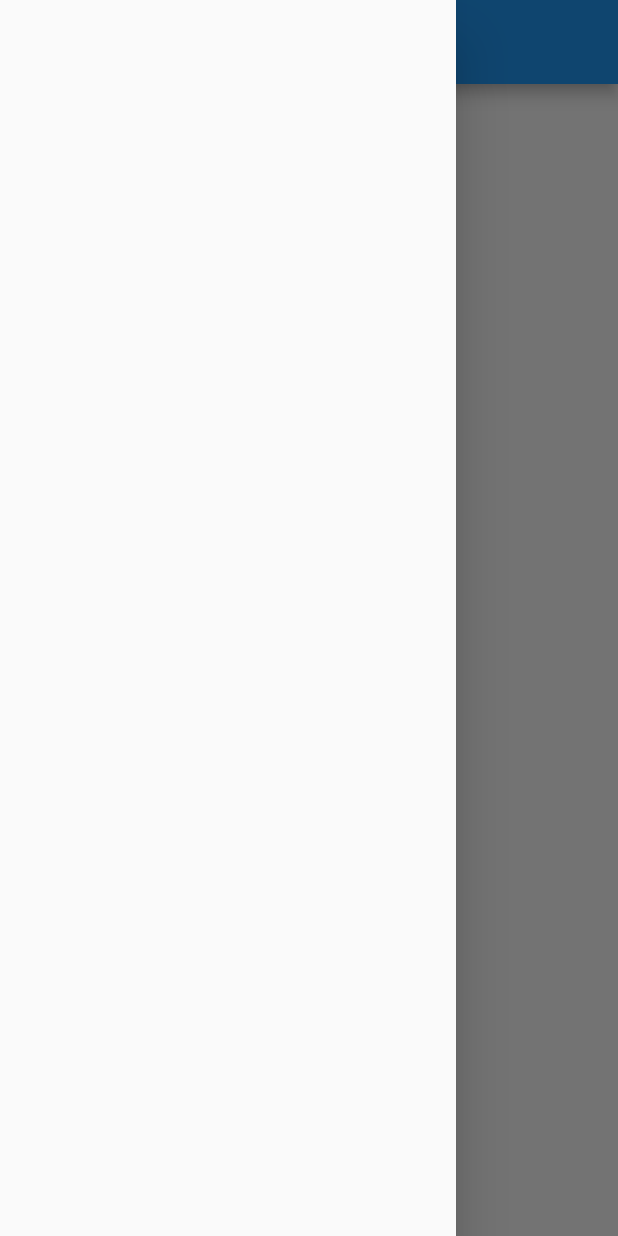
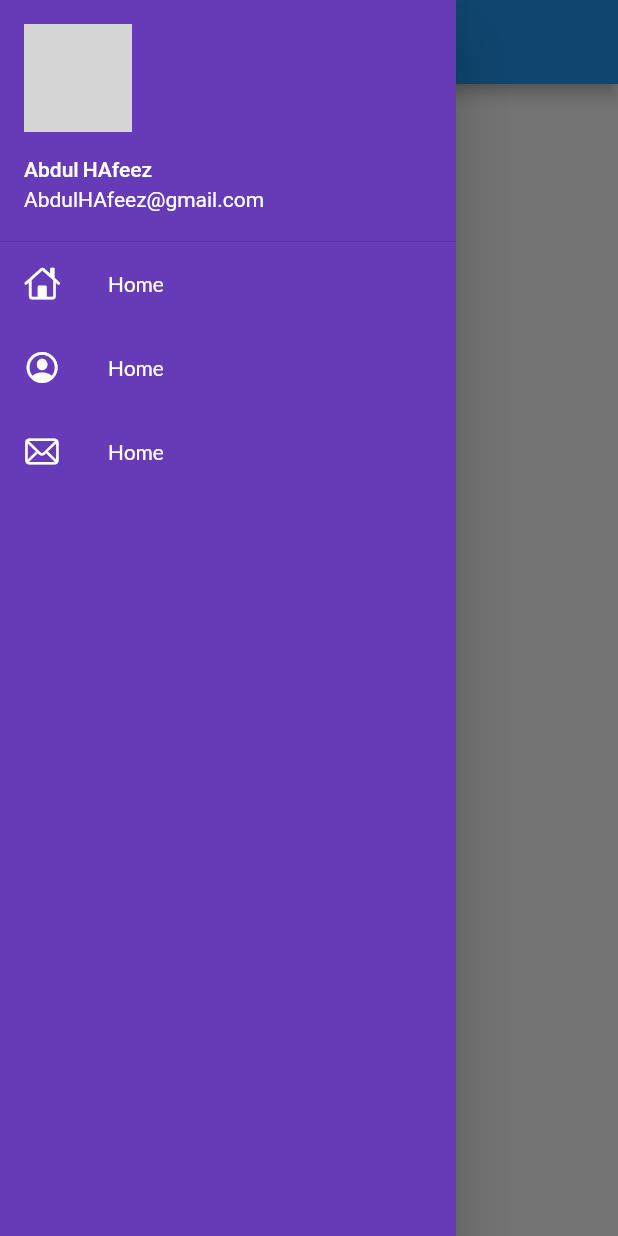
Before and after one commit to hafeez10557/flutter-30-days, a Flutter app: the HomePage screen opened by its route, with the side drawer open, on a phone screen of 412 x 824 dp. Run offline on Flutter 3.47's test engine with Material 2 defaults, Android fonts, the phone set to English and light mode, and no system bars; our stand-ins replace google_fonts; network calls fail; Roboto replaces fonts that are missing (Laila); grey boxes are pictures that could not be loaded.

Commit message:
day 9 completed

```diff
--- a/lib/main.dart
+++ b/lib/main.dart
@@ -16,8 +16,9 @@ class MyApp extends StatelessWidget {
           fontFamily: GoogleFonts.lato().fontFamily,
           primaryTextTheme: GoogleFonts.lailaTextTheme(),
           ),
+      debugShowCheckedModeBanner: false,
       routes: {
-        "/": (context) => LoginPage(),
+        "/": (context) => HomePage(),
         MyRouts.homeRouts: (context) => HomePage(),
         MyRouts.loginRouts: (context) => LoginPage(),
       },
--- a/lib/pages/home_page.dart
+++ b/lib/pages/home_page.dart
@@ -1,15 +1,18 @@
 import 'package:flutter/material.dart';
+import 'package:flutter_hellow_world/widgets/drawer.dart';
 
 class HomePage extends StatelessWidget {
   @override
   Widget build(BuildContext context) {
     return Scaffold(
+
       appBar: AppBar(
+
         title: Text("HI There"),
         centerTitle: true,
       ),
       body: Container(child: Text("Hi There")),
-      drawer: Drawer(),
+      drawer: MyDrawer(),
 
     );
   }
--- /dev/null
+++ b/lib/widgets/drawer.dart
@@ -0,0 +1,55 @@
+import 'package:flutter/cupertino.dart';
+import 'package:flutter/material.dart';
+class MyDrawer extends StatelessWidget {
+  @override
+  Widget build(BuildContext context) {
+    final _imageUrl="https://www.pavilionweb.com/wp-content/uploads/2017/03/man-300x300.png";
+    return Drawer(
+      child: Container(
+        color: Colors.deepPurple,
+        child: ListView(
+          padding: EdgeInsets.zero,
+          children: [
+            DrawerHeader(
+              padding: EdgeInsets.zero,
+              margin: EdgeInsets.zero,
+              child: UserAccountsDrawerHeader(
+                margin: EdgeInsets.zero,
+                decoration: BoxDecoration(
+                  color: Colors.deepPurple
+                ),
+                accountName: Text("Abdul HAfeez",style: TextStyle(
+                    color: Colors.white
+                ),),
+                accountEmail: Text("AbdulHAfeez@gmail.com",style: TextStyle(
+                    color: Colors.white
+                ),),
+                currentAccountPicture: CircleAvatar(
+                  backgroundImage: NetworkImage(_imageUrl),
+                ),
+              ),
+            ),
+            ListTile(
+              leading: Icon(CupertinoIcons.home,color: Colors.white,),
+              title: Text("Home",style: TextStyle(
+                  color: Colors.white
+              ),),
+            ),
+            ListTile(
+              leading: Icon(CupertinoIcons.profile_circled,color: Colors.white,),
+              title: Text("Home",style: TextStyle(
+                  color: Colors.white
+              ),),
+            ),
+            ListTile(
+              leading: Icon(CupertinoIcons.mail,color: Colors.white,),
+              title: Text("Home",style: TextStyle(
+                color: Colors.white
+              ),),
+            )
+          ],
+        ),
+      ),
+    );
+  }
+}
```
Also changed, not shown: assets/images/login_image.png (added).
